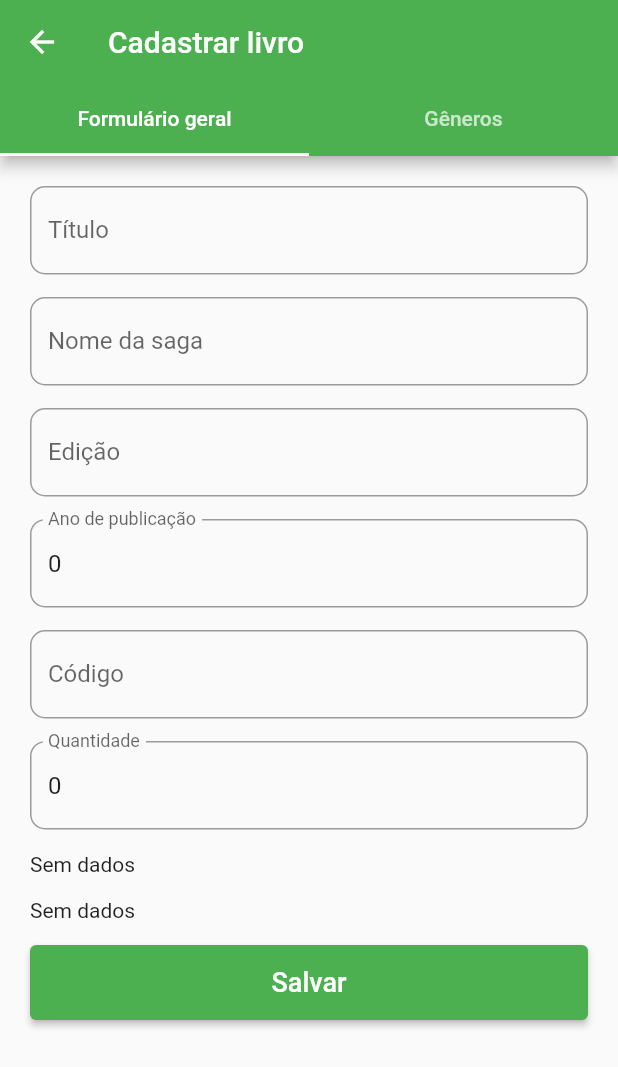
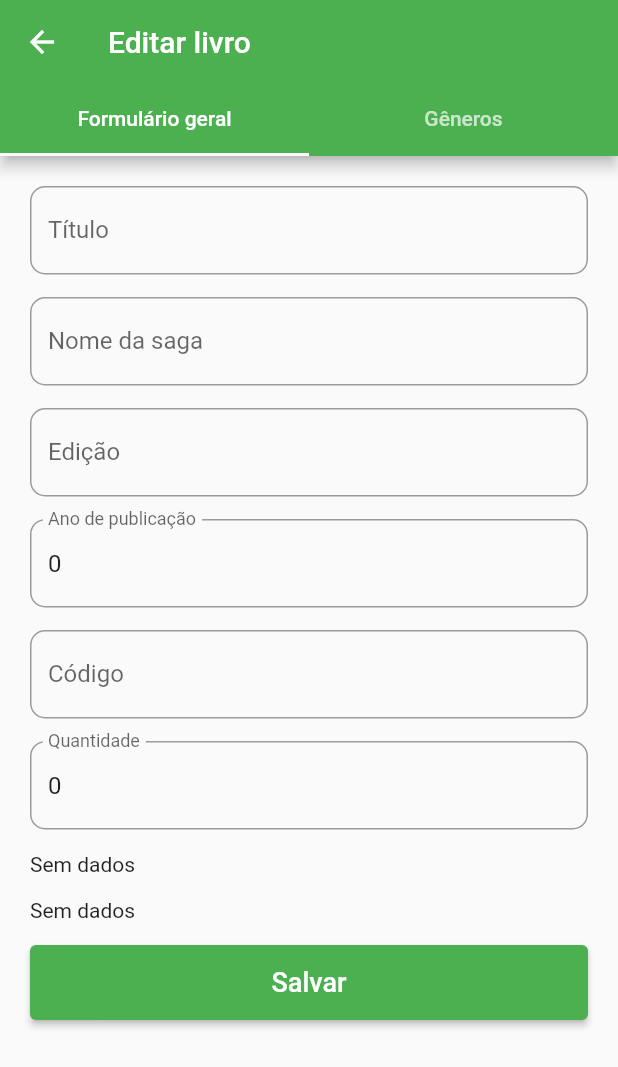
Before and after one commit to lucasoliveirasouza/cs-front-end, a Flutter app: the LivroEditarView screen opened directly with empty values, on a phone screen of 412 x 824 dp. Shown: the top 1067 px of the screen. Run offline on Flutter 3.47's test engine with Material 2 defaults, Android fonts, the phone set to English and light mode, and no system bars; our stand-ins replace flutter_secure_storage, get; accounts and stored records are empty; network calls fail.

```diff
--- a/lib/views/livro/livro_editar.dart
+++ b/lib/views/livro/livro_editar.dart
@@ -44,11 +44,12 @@ class _LivroEditarViewState extends State<LivroEditarView> {
     List<Genero>? generos = widget.livro.genero;
     autorId = widget.livro.autor!.id!;
     editoraId = widget.livro.editora!.id!;
+
     return DefaultTabController(
       length: 2,
       child: Scaffold(
         appBar: AppBar(
-            title: Text("Cadastrar livro"),
+            title: Text("Editar livro"),
             bottom: TabBar(
               tabs: <Widget>[
                 Tab(
@@ -164,15 +165,16 @@ class _LivroEditarViewState extends State<LivroEditarView> {
   }
 
   Widget Generos() {
+    List<Genero>? generos = widget.livro.genero;
     return Scaffold(
       body: Container(
         padding: EdgeInsets.all(20),
         child: ListView.builder(
-            itemCount: generos.length,
+            itemCount: generos?.length,
             itemBuilder: (BuildContext context, int index) {
               return Card(
                 child: ListTile(
-                  title: Text(generos[index].nome ?? "test"),
+                  title: Text(generos![index].nome ?? "test"),
                 ),
               );
             }),
```
